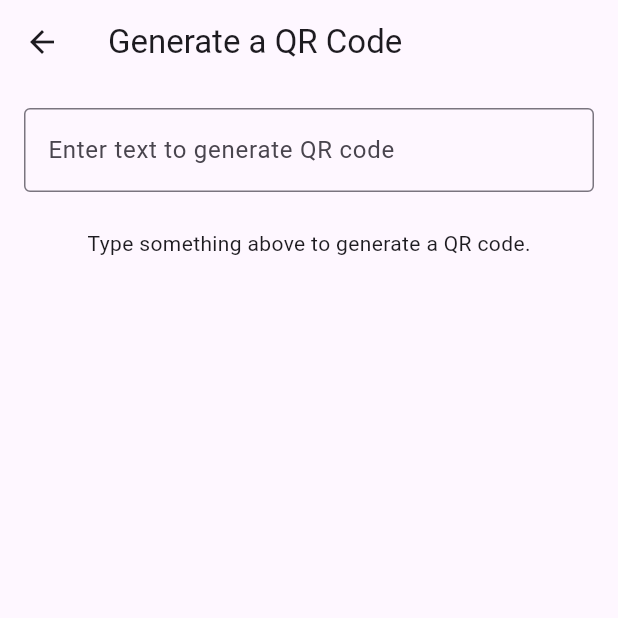
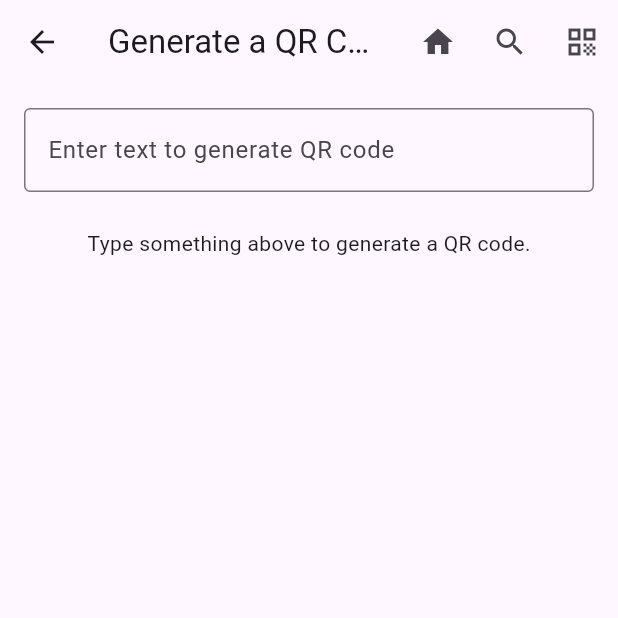
Before and after one commit to AdverseApps/Adversarial-Apps-Mobile, a Flutter app: the QrGeneratePage screen opened directly, on a phone screen of 412 x 824 dp, the top half of it. Run offline on Flutter 3.47's test engine with Material 3 defaults, Android fonts, the phone set to English and light mode, and no system bars; our stand-ins replace bloc, flutter_bloc, qr_flutter; missing offline and left inert: mobile_scanner.

Commit message:
base page navigation

```diff
--- /dev/null
+++ b/lib/components/shared_app_bar.dart
@@ -0,0 +1,46 @@
+import 'package:flutter/material.dart';
+
+class SharedAppBar extends StatelessWidget implements PreferredSizeWidget {
+  final String title;
+
+  const SharedAppBar({
+    Key? key,
+    required this.title,
+  }) : super(key: key);
+
+  @override
+  Widget build(BuildContext context) {
+    return AppBar(
+      // Use the title passed in from constructor
+      title: Text(title),
+      // Common navigation icons used throughout the app
+      actions: [
+        IconButton(
+          icon: const Icon(Icons.home),
+          tooltip: 'Go to Dashboard',
+          onPressed: () {
+            Navigator.pushNamed(context, '/dashboard');
+          },
+        ),
+        IconButton(
+          icon: const Icon(Icons.search),
+          tooltip: 'Go to Search',
+          onPressed: () {
+            Navigator.pushNamed(context, '/search');
+          },
+        ),
+        IconButton(
+          icon: const Icon(Icons.qr_code),
+          tooltip: 'Go to QR Scanner',
+          onPressed: () {
+            Navigator.pushNamed(context, '/qrScan');
+          },
+        ),
+      ],
+    );
+  }
+
+  // This sets the size of the AppBar. Typically kToolbarHeight is used.
+  @override
+  Size get preferredSize => const Size.fromHeight(kToolbarHeight);
+}
--- a/lib/pages/qr_generate_page.dart
+++ b/lib/pages/qr_generate_page.dart
@@ -4,6 +4,7 @@ import 'package:qr_flutter/qr_flutter.dart';
 
 import 'cubit/qr_generate_cubit.dart';
 import 'cubit/qr_generate_state.dart';
+import '../components/shared_app_bar.dart';
 
 class QrGeneratePage extends StatelessWidget {
   const QrGeneratePage({super.key});
@@ -15,9 +16,7 @@ class QrGeneratePage extends StatelessWidget {
         final cubit = context.read<QrGenerateCubit>();
 
         return Scaffold(
-          appBar: AppBar(
-            title: const Text('Generate a QR Code'),
-          ),
+          appBar: const SharedAppBar(title: 'Generate a QR Code'),
           body: Padding(
             padding: const EdgeInsets.all(16.0),
             child: Column(
```
Also changed, not shown: lib/main.dart (+30 -23 lines), lib/pages/dashboard_page.dart (added, +44 -0 lines), lib/pages/qr_scan_page.dart (+8 -18 lines), lib/pages/search_page.dart (added, +16 -0 lines).
